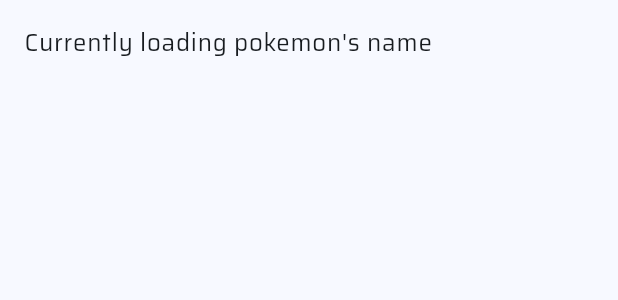
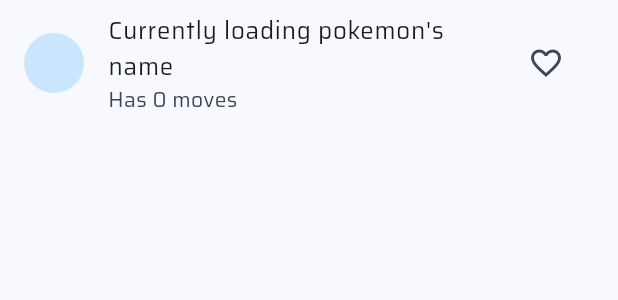
Before and after one commit to Leonardo-Toledo-Alves-Costa/pokedex, a Flutter app: the PokemonListTile widget shown alone on an empty page, opened directly with empty values, on a phone screen of 412 x 824 dp. Shown: the top 300 px of the screen. Run offline on Flutter 3.47's test engine with Material 3 defaults, Android fonts, the phone set to English and light mode, and no system bars; drawn by our look-alikes of skeletonizer; our stand-ins replace dio, flutter_riverpod, get_it, google_fonts; network calls fail.

Commit message:
Adição dos providers para pokemons favoritos + mudanças na adição de pokemons na lista durante o scroll da tela

```diff
--- a/lib/widgets/pokemon_list_tile.dart
+++ b/lib/widgets/pokemon_list_tile.dart
@@ -29,7 +29,20 @@
   Widget _tile(BuildContext context, bool isLoading, Pokemon? pokemon) {
     return Skeletonizer(
       enabled: isLoading,
-      child: ListTile(title: Text(pokemon != null ? pokemon.name!.toUpperCase() : "Currently loading pokemon's name")),
+      child: ListTile(
+        leading: pokemon != null
+            ? CircleAvatar(
+                backgroundImage: NetworkImage(pokemon.sprites!.frontDefault!),
+              )
+            : CircleAvatar(),
+        title: Text(
+          pokemon != null
+              ? pokemon.name!.toUpperCase()
+              : "Currently loading pokemon's name",
+        ),
+        subtitle: Text('Has ${pokemon?.moves?.length.toString() ?? 0} moves'),
+        trailing: IconButton(onPressed: () {}, icon: Icon(Icons.favorite_border)),
+      ),
     );
   }
 }
```
Also changed, not shown: lib/controllers/home_page_controller.dart (+16 -1 lines), lib/pages/pokedex_home_page.dart (+36 -24 lines), lib/providers/pokemon_data_providers.dart (+13 -0 lines).
